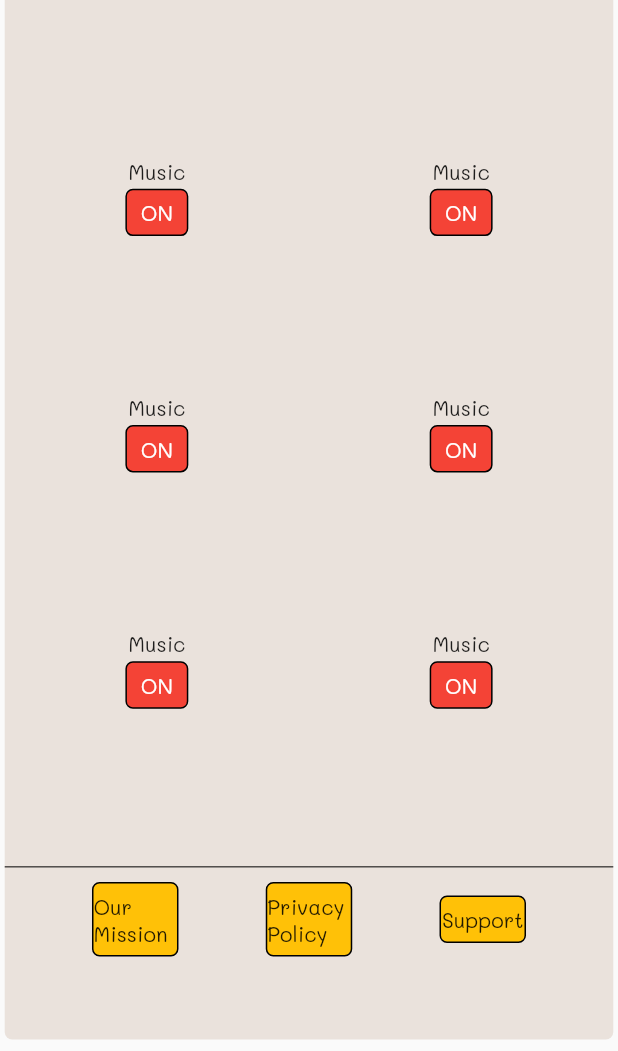
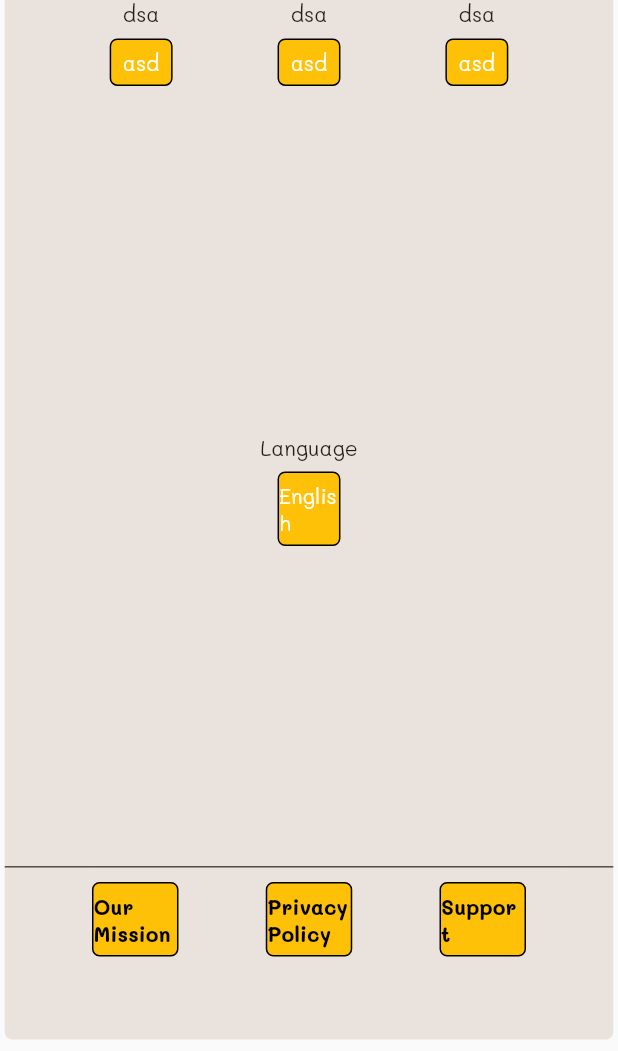
Before and after one commit to TheAbror/bisp, a Flutter app: the SettingsBody widget shown alone on an empty page, opened directly, on a phone screen of 412 x 824 dp, the part 185-1236 px from its top. Run offline on Flutter 3.47's test engine with Material 2 defaults, Android fonts, the phone set to English and light mode, and no system bars; our stand-ins replace chopper, dropdown_button2, equatable, flutter_bloc, flutter_screenutil, flutter_svg and 4 more; missing offline and left inert: bonfire; accounts and stored records are empty; generated files the repository leaves out were written again; statements that could not run were skipped; project files that could hold a hidden picture were left out.

Commit message:
starting work

```diff
--- a/lib/core/constants/string_constants.dart
+++ b/lib/core/constants/string_constants.dart
@@ -1,6 +1,7 @@
 class AppStrings {
-  static const base = 'http://127.0.0.1:8000/';
+  // static const base = 'http://127.0.0.1:8000/';
+  static const base = 'http://192.168.100.89:8000/';
 
-  static const signIn = '/';
+  static const signIn = '';
   static const internalErrorMessage = 'Internal error.';
 }
--- a/lib/presention/select_hero_.dart
+++ b/lib/presention/select_hero_.dart
@@ -199,6 +199,7 @@ class _SelectHeroState extends State<SelectHero> {
       selectedColor: Colors.orange,
       color: Colors.white,
       isSelected: [isSelected, !isSelected],
+      textStyle: const TextStyle(fontWeight: FontWeight.w600),
       onPressed: (int index) {
         setState(() {
           isSelected = !isSelected;
--- a/lib/presention/subjects/all_subjects_settings.dart
+++ b/lib/presention/subjects/all_subjects_settings.dart
@@ -107,7 +107,13 @@ class SettingsTerms extends StatelessWidget {
           ),
         ),
         child: Center(
-          child: Text(buttonName),
+          child: Text(
+            buttonName,
+            style: const TextStyle(
+              color: Colors.black,
+              fontWeight: FontWeight.bold,
+            ),
+          ),
         ),
       ),
     );
--- a/lib/presention/subjects/settings_body.dart
+++ b/lib/presention/subjects/settings_body.dart
@@ -28,25 +28,7 @@ class SettingsBody extends StatelessWidget {
           Expanded(
             flex: 1,
             child: Container(
-              decoration: BoxDecoration(
-                borderRadius: const BorderRadius.only(
-                  topLeft: Radius.circular(5),
-                  topRight: Radius.circular(5),
-                ),
-                gradient: LinearGradient(
-                  begin: Alignment.topLeft,
-                  end: Alignment.bottomRight,
-                  colors: [
-                    Colors.blue.shade900,
-                    Colors.blue.shade800,
-                    Colors.blue.shade800,
-                    Colors.blue.shade600,
-                    Colors.blue.shade400,
-                    Colors.blue.shade500,
-                    Colors.blue.shade600,
-                  ],
-                ),
-              ),
+              decoration: decoration(),
               child: Padding(
                 padding: EdgeInsets.symmetric(horizontal: 16.h),
                 child: Row(
@@ -87,7 +69,7 @@ class SettingsBody extends StatelessWidget {
                     GestureDetector(
                       onTap: () {
                         showDialog(
-                          barrierColor: Colors.grey.shade900.withOpacity(1),
+                          barrierColor: Colors.grey.shade900.withOpacity(0.0),
                           context: context,
                           builder: (BuildContext context) {
                             return const Center(
@@ -100,19 +82,7 @@ class SettingsBody extends StatelessWidget {
                         );
                       },
                       child: Container(
-                        decoration: BoxDecoration(
-                          borderRadius: BorderRadius.circular(10),
-                          gradient: LinearGradient(
-                            begin: Alignment.topLeft,
-                            end: Alignment.bottomRight,
-                            colors: [
-                              Colors.blue.shade400,
-                              Colors.blue.shade300,
-                              Colors.blue.shade200,
-                              Colors.blue.shade100,
-                            ],
-                          ),
-                        ),
+                        decoration: buttonConntected(),
                         child: Padding(
                           padding: EdgeInsets.symmetric(
                             horizontal: 16.w,
@@ -134,25 +104,36 @@ class SettingsBody extends StatelessWidget {
           ),
           Expanded(
             flex: 5,
-            child: Row(
+            child: Column(
               children: [
                 Expanded(
-                  child: Column(
+                  child: Row(
                     mainAxisAlignment: MainAxisAlignment.spaceEvenly,
                     children: const [
-                      SubjectsSettingsItems(),
-                      SubjectsSettingsItems(),
-                      SubjectsSettingsItems(),
+                      SubjectsSettingsItems(
+                        text: 'asd',
+                        actionName: 'dsa',
+                      ),
+                      SubjectsSettingsItems(
+                        text: 'asd',
+                        actionName: 'dsa',
+                      ),
+                      SubjectsSettingsItems(
+                        text: 'asd',
+                        actionName: 'dsa',
+                      ),
                     ],
                   ),
                 ),
                 Expanded(
-                  child: Column(
+                  child: Row(
                     mainAxisAlignment: MainAxisAlignment.spaceEvenly,
-                    children: const [
-                      SubjectsSettingsItems(),
-                      SubjectsSettingsItems(),
-                      SubjectsSettingsItems(),
+                    children: [
+                      SubjectsSettingsItems(
+                        actionName: 'Language',
+                        text: 'English',
+                        onTap: () {},
+                      ),
                     ],
                   ),
                 ),
@@ -160,6 +141,44 @@ class SettingsBody extends StatelessWidget {
             ),
           ),
           const Terms(),
+        ],
+      ),
+    );
+  }
+
+  BoxDecoration buttonConntected() {
+    return BoxDecoration(
+      borderRadius: BorderRadius.circular(10),
+      gradient: LinearGradient(
+        begin: Alignment.topLeft,
+        end: Alignment.bottomRight,
+        colors: [
+          Colors.blue.shade400,
+          Colors.blue.shade300,
+          Colors.blue.shade200,
+          Colors.blue.shade100,
+        ],
+      ),
+    );
+  }
+
+  BoxDecoration decoration() {
+    return BoxDecoration(
+      borderRadius: const BorderRadius.only(
+        topLeft: Radius.circular(5),
+        topRight: Radius.circular(5),
+      ),
+      gradient: LinearGradient(
+        begin: Alignment.topLeft,
+        end: Alignment.bottomRight,
+        colors: [
+          Colors.blue.shade900,
+          Colors.blue.shade800,
+          Colors.blue.shade800,
+          Colors.blue.shade600,
+          Colors.blue.shade400,
+          Colors.blue.shade500,
+          Colors.blue.shade600,
         ],
       ),
     );
@@ -207,7 +226,13 @@ class Terms extends StatelessWidget {
                       ),
                     ),
                     child: const Center(
-                      child: Text('Support'),
+                      child: Text(
+                        'Support',
+                        style: TextStyle(
+                          color: Colors.black,
+                          fontWeight: FontWeight.bold,
+                        ),
+                      ),
                     ),
                   ),
                 )
@@ -222,30 +247,39 @@ class Terms extends StatelessWidget {
 }
 
 class SubjectsSettingsItems extends StatelessWidget {
+  final String text;
+  final VoidCallback? onTap;
+  final String actionName;
   const SubjectsSettingsItems({
     Key? key,
+    required this.text,
+    this.onTap,
+    required this.actionName,
   }) : super(key: key);
 
   @override
   Widget build(BuildContext context) {
     return Column(
       children: [
-        const Text('Music'),
-        SizedBox(height: 3.h),
-        Container(
+        Text(actionName),
+        SizedBox(height: 8.h),
+        GestureDetector(
+          onTap: onTap,
+          child: Container(
             padding: EdgeInsets.symmetric(vertical: 6.h),
             width: 40.w,
             decoration: BoxDecoration(
-            color: Colors.red,
+              color: Colors.amber,
               borderRadius: BorderRadius.circular(5),
               border: Border.all(
                 color: Colors.black,
               ),
             ),
-          child: const Center(
+            child: Center(
               child: Text(
-              'ON',
-              style: TextStyle(color: Colors.white),
+                text,
+                style: const TextStyle(color: Colors.white),
+              ),
             ),
           ),
         ),
```
Lines whose indentation alone changed are shown as unchanged.
